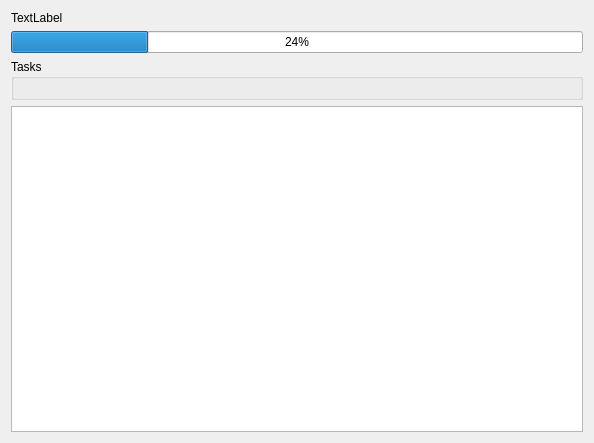
ngld/old-knossos, file ui/progress.ui: the form before one commit.
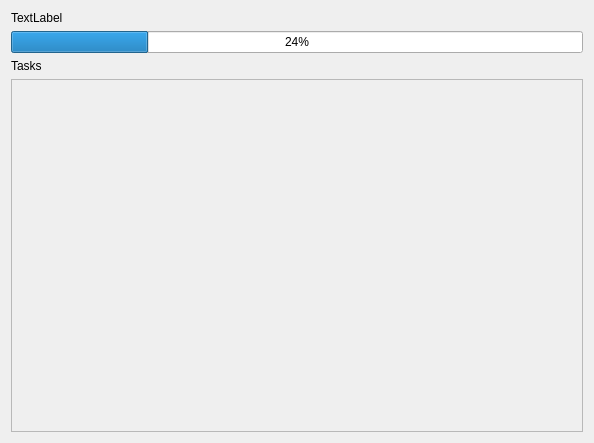
The form after the commit.

Patch:
```diff
--- a/ui/progress.ui
+++ b/ui/progress.ui
@@ -29,18 +29,42 @@
     </widget>
    </item>
    <item>
-    <widget class="QGroupBox" name="tasks">
-     <property name="title">
+    <widget class="QLabel" name="label_2">
+     <property name="text">
       <string>Tasks</string>
      </property>
-     <layout class="QVBoxLayout" name="verticalLayout_3"/>
     </widget>
    </item>
    <item>
-    <widget class="QTextEdit" name="textEdit">
-     <property name="readOnly">
+    <widget class="QScrollArea" name="tasksArea">
+     <property name="widgetResizable">
       <bool>true</bool>
      </property>
+     <widget class="QWidget" name="tasks">
+      <property name="geometry">
+       <rect>
+        <x>0</x>
+        <y>0</y>
+        <width>576</width>
+        <height>360</height>
+       </rect>
+      </property>
+      <layout class="QVBoxLayout" name="verticalLayout_2">
+       <item>
+        <spacer name="taskSpacer">
+         <property name="orientation">
+          <enum>Qt::Vertical</enum>
+         </property>
+         <property name="sizeHint" stdset="0">
+          <size>
+           <width>20</width>
+           <height>40</height>
+          </size>
+         </property>
+        </spacer>
+       </item>
+      </layout>
+     </widget>
     </widget>
    </item>
   </layout>
```
